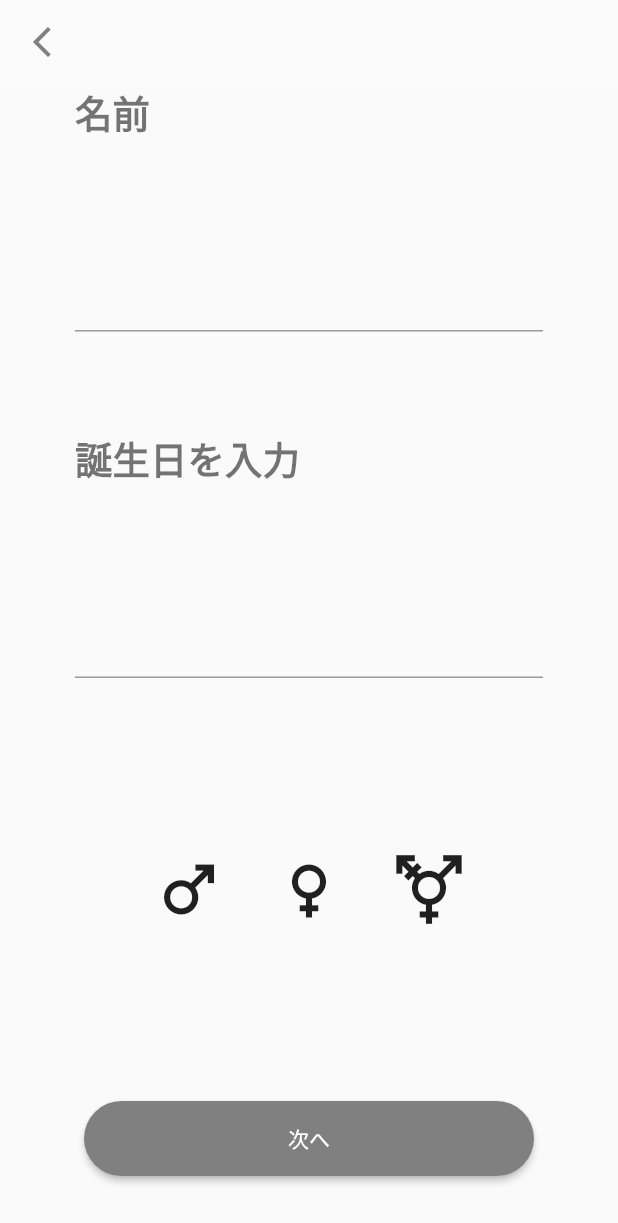
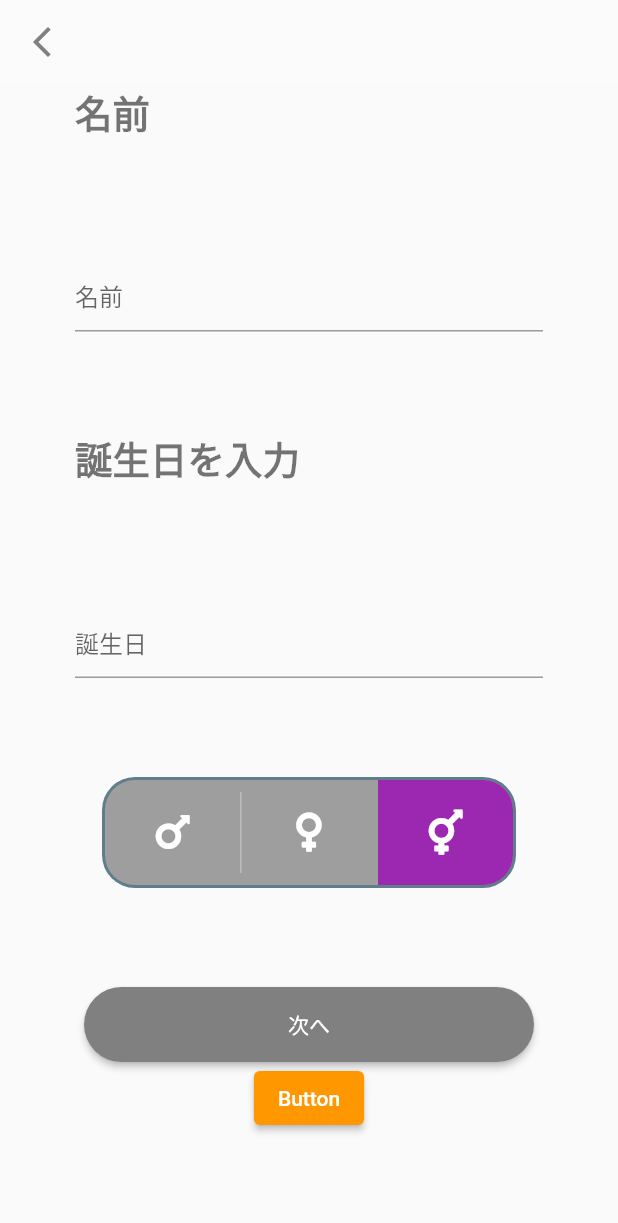
Before and after one commit to gawasa29/protein_sample, a Flutter app: the NameScreen screen opened directly, on a phone screen of 412 x 824 dp. Shown: the top 1223 px of the screen. Run offline on Flutter 3.47's test engine with Material 2 defaults, Android fonts, the light colour scheme and no system bars; drawn by our look-alikes of toggle_switch; our stand-ins replace cloud_firestore, curved_navigation_bar, firebase_auth, firebase_core, flutter_tindercard, font_awesome_flutter and 1 more; accounts and stored records are empty; network calls fail.

Commit message:
クラウドファイアストアに追加できた

```diff
--- a/lib/Screen/NameScreen.dart
+++ b/lib/Screen/NameScreen.dart
@@ -1,5 +1,8 @@
 // 名前を入力画面
+import 'package:cloud_firestore/cloud_firestore.dart';
 import 'package:flutter/material.dart';
+import 'package:font_awesome_flutter/font_awesome_flutter.dart';
+import 'package:toggle_switch/toggle_switch.dart';
 
 import 'InterestScreen.dart';
 
@@ -9,7 +12,16 @@ class NameScreen extends StatefulWidget {
 }
 
 class _NameScreenState extends State<NameScreen> {
+  final Stream<QuerySnapshot> _usersStream =
+      FirebaseFirestore.instance.collection('books').snapshots();
   List<bool> _selections = List.generate(3, (_) => false);
+  //入力された名前
+  String name = "";
+  //入力された誕生日
+  String birthday = "";
+  //性別識別番号
+  int genders = 1000;
+
   @override
   Widget build(BuildContext context) {
     return Scaffold(
@@ -46,9 +58,16 @@ class _NameScreenState extends State<NameScreen> {
                       Expanded(
                         flex: 3,
                         child: TextField(
-                            keyboardType: TextInputType.number,
-                            cursorColor: Theme.of(context).primaryColor,
-                          )),
+                          decoration: InputDecoration(
+                            hintText: '名前',
+                          ),
+                          onChanged: (String value) {
+                            setState(() {
+                              name = value;
+                            });
+                          },
+                        ),
+                      ),
                     ]),
                     SizedBox(
                       height: 66,
@@ -69,43 +88,56 @@ class _NameScreenState extends State<NameScreen> {
                       Expanded(
                         flex: 3,
                         child: TextField(
-                            keyboardType: TextInputType.number,
-                            cursorColor: Theme.of(context).primaryColor,
-                          )),
+                          decoration: InputDecoration(
+                            hintText: '誕生日',
+                          ),
+                          onChanged: (String value) {
+                            setState(() {
+                              birthday = value;
+                            });
+                          },
+                        ),
+                      ),
                     ]),
                     SizedBox(
                       height: 66,
                     ),
-                    Container(
-                        alignment: Alignment.center,
-                        padding: EdgeInsets.all(20),
-                        child: ToggleButtons(
-                          children: <Widget>[
-                            Icon(Icons.male_outlined, size: 50),
-                            Icon(Icons.female_outlined, size: 50),
-                            Icon(Icons.transgender_outlined, size: 50),
+                    ToggleSwitch(
+                      minWidth: 90.0,
+                      minHeight: 70.0,
+                      initialLabelIndex: 2,
+                      cornerRadius: 20.0,
+                      activeFgColor: Colors.white,
+                      inactiveBgColor: Colors.grey,
+                      inactiveFgColor: Colors.white,
+                      totalSwitches: 3,
+                      icons: [
+                        FontAwesomeIcons.mars,
+                        FontAwesomeIcons.venus,
+                        FontAwesomeIcons.transgender
                       ],
-                          // renderBorder: false, //アイコンを囲む枠を消す
-                          borderColor: Theme.of(context).accentColor,
-                          selectedBorderColor: Theme.of(context).accentColor,
-                          borderWidth: 30,
-                          borderRadius: BorderRadius.circular(10),
-                          isSelected: _selections,
-                          onPressed: (int index) {
-                            setState(() {
-                              for (int buttonIndex = 0;
-                                  buttonIndex < _selections.length;
-                                  buttonIndex++) {
-                                if (buttonIndex == index) {
-                                  _selections[buttonIndex] =
-                                      !_selections[buttonIndex];
+                      iconSize: 30.0,
+                      borderWidth: 2.0,
+                      borderColor: [Colors.blueGrey],
+                      activeBgColors: [
+                        [Colors.blue],
+                        [Colors.pink],
+                        [Colors.purple]
+                      ],
+                      onToggle: (index) {
+                        print('switched to: $index');
+                        if (index == 0) {
+                          print("男です");
+                        } else if (index == 1) {
+                          print("女です");
+                        } else if (index == 2) {
+                          print("おかまちゃん");
                         } else {
-                                  _selections[buttonIndex] = false;
+                          print("お前誰やねん");
                         }
-                              }
-                            });
+                        genders = index;
                       },
-                        )),
+                    ),
                     SizedBox(
                       height: 66,
                     ),
@@ -130,6 +162,23 @@ class _NameScreenState extends State<NameScreen> {
                         child: const Text('次へ'),
                       ),
                     ),
+                    ElevatedButton(
+                      child: const Text('Button'),
+                      style: ElevatedButton.styleFrom(
+                        primary: Colors.orange,
+                        onPrimary: Colors.white,
+                      ),
+                      onPressed: () async {
+                        //cloud_firestoreに追加のコード
+                        await FirebaseFirestore.instance
+                            .collection('books')
+                            .add({
+                          'マジが': name,
+                          'マギカ': birthday,
+                          '性別': genders,
+                        });
+                      },
+                    ),
                   ])),
             ])));
   }
--- a/pubspec.yaml
+++ b/pubspec.yaml
@@ -38,7 +38,6 @@ dependencies:
   # ファイアベースのやつ
   firebase_core: ^1.6.0
   cloud_firestore: ^2.5.3
-  google_sign_in: ^5.1.0
   firebase_auth: ^3.1.1
 
 
```
Also changed, not shown: lib/Screen/TopScreen.dart (+15 -0 lines), pubspec.lock, 1 other file. Lines whose indentation alone changed are shown as unchanged.
